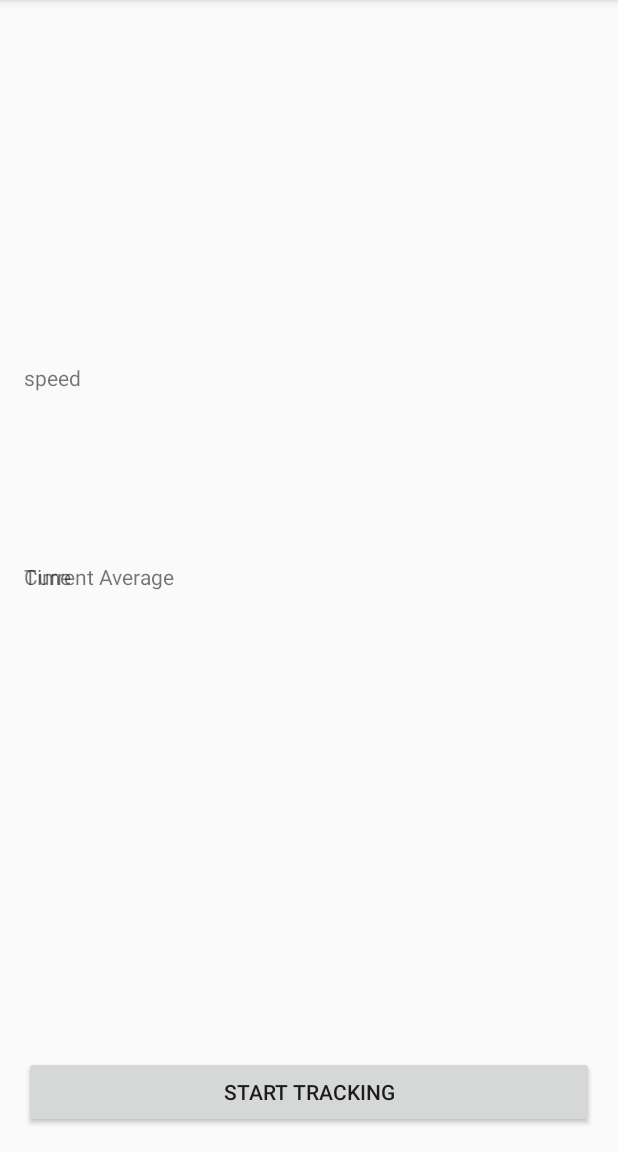
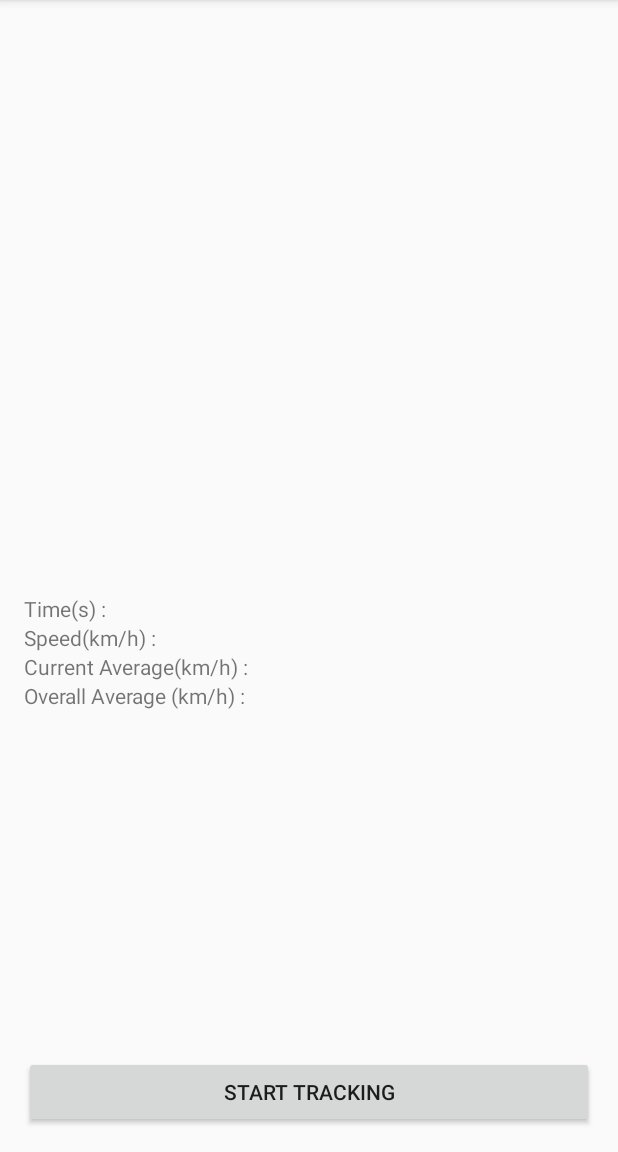
Before and after one commit to 8bitProcessor/JourneyTracker, an Android app: the screen it shows after launch (MainActivity), on a phone screen of 412 x 824 dp, the part 84-1236 px from its top. Run offline under Robolectric (Android 15) with nearby library versions, the phone set to English and light mode, and no system bars.

Commit message:
Added a few changes to the UI

```diff
--- a/app/src/main/java/com/tracker/journey/journeytracker/MainActivity.java
+++ b/app/src/main/java/com/tracker/journey/journeytracker/MainActivity.java
@@ -17,9 +17,7 @@ public class MainActivity extends ActionBarActivity {
 
 
     }
-
-
-    @Override
+   @Override
     public boolean onCreateOptionsMenu(Menu menu) {
         // Inflate the menu; this adds items to the action bar if it is present.
         getMenuInflater().inflate(R.menu.menu_main, menu);
--- a/app/src/main/res/layout/activity_main.xml
+++ b/app/src/main/res/layout/activity_main.xml
@@ -1,69 +1,66 @@
-<RelativeLayout xmlns:android="http://schemas.android.com/apk/res/android"
-    xmlns:tools="http://schemas.android.com/tools" android:layout_width="match_parent"
-    android:layout_height="match_parent" android:paddingLeft="@dimen/activity_horizontal_margin"
+<RelativeLayout
+    xmlns:android="http://schemas.android.com/apk/res/android"
+    xmlns:tools="http://schemas.android.com/tools"
+    android:layout_width="match_parent"
+    android:layout_height="match_parent"
+    android:paddingLeft="@dimen/activity_horizontal_margin"
     android:paddingRight="@dimen/activity_horizontal_margin"
     android:paddingTop="@dimen/activity_vertical_margin"
-    android:paddingBottom="@dimen/activity_vertical_margin" tools:context=".MainActivity">
+    android:paddingBottom="@dimen/activity_vertical_margin"
+    tools:context=".MainActivity"
+    android:id="@+id/main_activty">
 
+        <com.tracker.journey.journeytracker.TraceView
+            android:layout_width="wrap_content"
+            android:layout_height="match_parent"
+            android:id="@+id/trace_view"
+            />
 
+    <TextView
+        android:layout_width="wrap_content"
+        android:layout_height="wrap_content"
+        android:id="@+id/time"
+        android:text="Time(s) : "
+      android:layout_below="@+id/trace_view"
+        android:layout_alignParentLeft="true"
+        android:layout_alignParentStart="true" />
+    <TextView
+        android:layout_width="wrap_content"
+        android:layout_height="wrap_content"
+        android:id="@+id/current_average"
+        android:text="Current Average(km/h) : "
+        android:layout_below="@+id/speed"
+        android:layout_alignParentLeft="true"
+        android:layout_alignParentStart="true" />
 
-
-
-
-
-
-
-
+    <TextView
+        android:layout_width="wrap_content"
+        android:layout_height="wrap_content"
+        android:id="@+id/speed"
+        android:text="Speed(km/h) : "
+        android:layout_below="@+id/time"
+        android:layout_alignParentLeft="true"
+        android:layout_alignParentStart="true" />
 
 
     <TextView
         android:layout_width="wrap_content"
         android:layout_height="wrap_content"
-        android:id="@+id/time"
-        android:text="Time"
-        android:layout_alignBaseline="@+id/current_average"
-        android:layout_alignBottom="@+id/current_average"
+        android:id="@+id/overall_average"
+        android:text="Overall Average (km/h) :"
+
+        android:layout_below="@+id/current_average"
         android:layout_alignParentLeft="true"
         android:layout_alignParentStart="true" />
-    <TextView
-        android:layout_width="wrap_content"
-        android:layout_height="wrap_content"
-        android:id="@+id/speed"
-        android:text="speed"
-
-        android:layout_above="@+id/time"
-        android:layout_alignParentLeft="true"
-        android:layout_alignParentStart="true"
-        android:layout_marginBottom="113dp" />
-    <TextView
-        android:layout_width="wrap_content"
-        android:layout_height="wrap_content"
-        android:id="@+id/current_average"
-        android:text="Current Average"
 
 
-        android:layout_alignBaseline="@+id/overall_average"
-        android:layout_alignBottom="@+id/overall_average"
-        android:layout_alignParentLeft="true"
-        android:layout_alignParentStart="true" />
-    <TextView
-        android:layout_width="wrap_content"
-        android:layout_height="wrap_content"
-        android:id="@+id/overall_average"
-        android:text="Overall Average"
 
-        android:layout_marginBottom="86dp"
-        android:layout_above="@+id/start_tracking"
-        android:layout_toRightOf="@+id/start_tracking"
-        android:layout_toEndOf="@+id/start_tracking" />
     <Button
-        android:layout_width="wrap_content"
+        android:layout_width="fill_parent"
         android:layout_height="wrap_content"
         android:id="@+id/start_tracking"
         android:text="Start Tracking"
         android:layout_alignParentBottom="true"
-        android:layout_alignParentRight="true"
-        android:layout_alignParentEnd="true"
         android:layout_alignParentLeft="true"
         android:layout_alignParentStart="true" />
 
```
